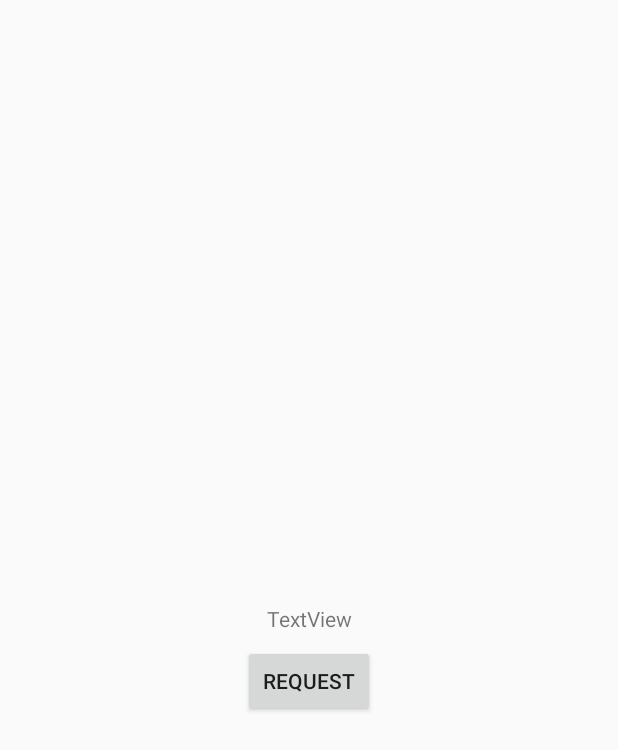
After one commit to PomanKao/connectTest, an Android app built with Jetpack Compose: the layout activity_main.xml on its own in the app's theme, with its tools: preview values and no code run, on a phone screen of 412 x 824 dp. The commit adds this screen. Shown: the top 750 px of the screen. Run offline under Robolectric (Android 15) with nearby library versions, the phone set to English and light mode, and no system bars.

Commit message:
add connected ways as following 1. http 2. okhttp 3. retrofit

```diff
--- a/app/src/main/AndroidManifest.xml
+++ b/app/src/main/AndroidManifest.xml
@@ -6,6 +6,7 @@
     <uses-permission android:name="android.permission.ACCESS_NETWORK_STATE"/>
 
     <application
+        android:name=".ConnectApplication"
         android:allowBackup="true"
         android:dataExtractionRules="@xml/data_extraction_rules"
         android:fullBackupContent="@xml/backup_rules"
@@ -13,7 +14,7 @@
         android:label="@string/app_name"
         android:roundIcon="@mipmap/ic_launcher_round"
         android:supportsRtl="true"
-        android:theme="@style/Theme.ConnectApplication"
+        android:theme="@style/Theme.AppCompat.DayNight.NoActionBar"
         tools:targetApi="31">
         <activity
             android:name=".socket.ConnectSocketActivity"
@@ -29,8 +30,7 @@
         <activity
             android:name=".MainActivity"
             android:exported="true"
-            android:label="@string/app_name"
-            android:theme="@style/Theme.ConnectApplication">
+            android:label="@string/app_name" >
             <intent-filter>
                 <action android:name="android.intent.action.MAIN" />
 
--- /dev/null
+++ b/app/src/main/java/com/example/connectapplication/Config.kt
@@ -0,0 +1,6 @@
+package com.example.connectapplication
+
+object Config {
+
+    const val HOST = "https://jsonplaceholder.typicode.com"
+}
--- /dev/null
+++ b/app/src/main/res/layout/activity_main.xml
@@ -0,0 +1,28 @@
+<?xml version="1.0" encoding="utf-8"?>
+<androidx.constraintlayout.widget.ConstraintLayout xmlns:android="http://schemas.android.com/apk/res/android"
+    xmlns:app="http://schemas.android.com/apk/res-auto"
+    xmlns:tools="http://schemas.android.com/tools"
+    android:layout_width="match_parent"
+    android:layout_height="match_parent">
+
+    <TextView
+        android:id="@+id/tv_result"
+        android:layout_width="wrap_content"
+        android:layout_height="wrap_content"
+        android:text="TextView"
+        app:layout_constraintBottom_toBottomOf="parent"
+        app:layout_constraintEnd_toEndOf="parent"
+        app:layout_constraintStart_toStartOf="parent"
+        app:layout_constraintTop_toTopOf="parent" />
+
+    <Button
+        android:id="@+id/btn_request"
+        android:layout_width="wrap_content"
+        android:layout_height="wrap_content"
+        android:text="Request"
+        android:layout_marginTop="8dp"
+        app:layout_constraintStart_toStartOf="parent"
+        app:layout_constraintEnd_toEndOf="parent"
+        app:layout_constraintTop_toBottomOf="@+id/tv_result" />
+
+</androidx.constraintlayout.widget.ConstraintLayout>
--- a/build.gradle
+++ b/build.gradle
@@ -2,5 +2,5 @@
 plugins {
     id 'com.android.application' version '8.0.1' apply false
     id 'com.android.library' version '8.0.1' apply false
-    id 'org.jetbrains.kotlin.android' version '1.7.20' apply false
+    id 'org.jetbrains.kotlin.android' version '1.8.22' apply false
 }
```
Also changed, not shown: app/build.gradle (+25 -4 lines), app/src/main/java/com/example/connectapplication/ApiService.kt (added, +9 -0 lines), app/src/main/java/com/example/connectapplication/ConnectApplication.kt (added, +16 -0 lines), app/src/main/java/com/example/connectapplication/MainActivity.kt (+15 -43 lines), app/src/main/java/com/example/connectapplication/ResResult.kt (added, +9 -0 lines), app/src/main/java/com/example/connectapplication/SafeApiCall.kt (added, +18 -0 lines), app/src/main/java/com/example/connectapplication/ViewModelModules.kt (added, +11 -0 lines), app/src/main/java/com/example/connectapplication/http/HttpUrlConnectionTest.kt (added, +55 -0 lines), app/src/main/java/com/example/connectapplication/model/Post.kt (added, +14 -0 lines), app/src/main/java/com/example/connectapplication/okhttp/OkHttpTest.kt (added, +36 -0 lines), app/src/main/java/com/example/connectapplication/retrofit/PostService.kt (added, +11 -0 lines), app/src/main/java/com/example/connectapplication/retrofit/RetrofitTest.kt (added, +30 -0 lines), app/src/main/java/com/example/connectapplication/viewmodel/ConnectViewModel.kt (added, +32 -0 lines).
